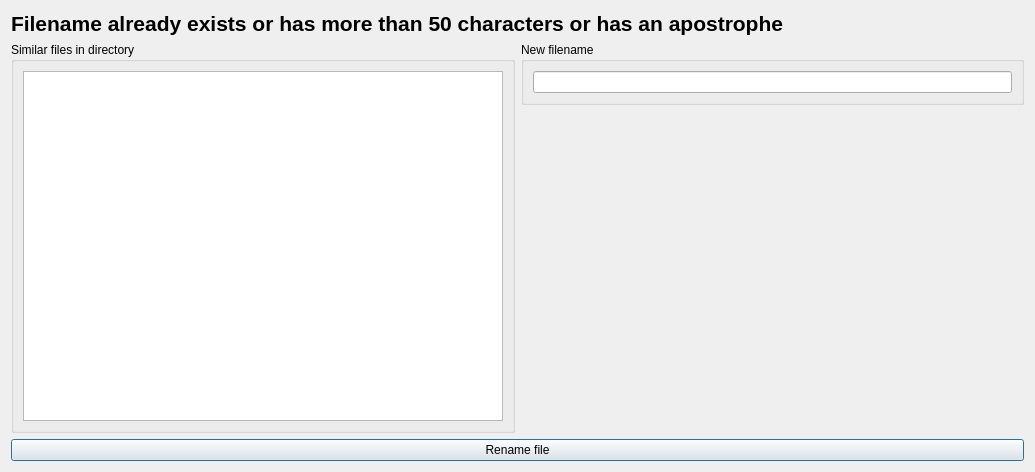
This is pordb_bilddatei_umbenennen.ui in hwmay/pordb as Qt 5 draws it before an edit. The edited form follows.
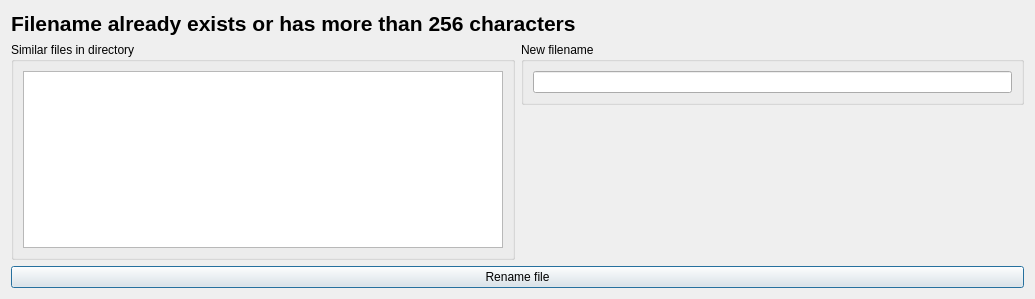
This is the edited form. Icons and pictures are not drawn.

Commit message: Bugfix in file renaming window

The edit to the form file:
```diff
--- a/pordb_bilddatei_umbenennen.ui
+++ b/pordb_bilddatei_umbenennen.ui
@@ -7,7 +7,7 @@
     <x>0</x>
     <y>0</y>
     <width>1035</width>
-    <height>472</height>
+    <height>299</height>
    </rect>
   </property>
   <property name="windowTitle">
@@ -17,8 +17,8 @@
    <iconset>
     <normaloff>pypordb/8027068_splash.png</normaloff>pypordb/8027068_splash.png</iconset>
   </property>
-  <layout class="QGridLayout" name="gridLayout_4">
-   <item row="0" column="0" rowspan="2" colspan="2">
+  <layout class="QFormLayout" name="formLayout">
+   <item row="0" column="0" colspan="2">
     <layout class="QGridLayout" name="gridLayout_3">
      <item row="0" column="0">
       <widget class="QLabel" name="label">
@@ -30,7 +30,7 @@
         </font>
        </property>
        <property name="text">
-        <string>Filename already exists or has more than 50 characters or has an apostrophe</string>
+        <string>Filename already exists or has more than 256 characters</string>
        </property>
       </widget>
      </item>
@@ -62,6 +62,13 @@
            </layout>
           </widget>
          </item>
+         <item>
+          <widget class="QLabel" name="labelDateiname">
+           <property name="text">
+            <string/>
+           </property>
+          </widget>
+         </item>
          <item>
           <spacer name="verticalSpacer">
            <property name="orientation">
@@ -87,17 +94,16 @@
        <property name="shortcut">
         <string>Return</string>
        </property>
+       <property name="default">
+        <bool>true</bool>
+       </property>
+       <property name="flat">
+        <bool>false</bool>
+       </property>
       </widget>
      </item>
     </layout>
    </item>
-   <item row="1" column="1">
-    <widget class="QLabel" name="labelDateiname">
-     <property name="text">
-      <string/>
-     </property>
-    </widget>
-   </item>
   </layout>
  </widget>
  <resources/>
```
The commit also changes 4 other files.
